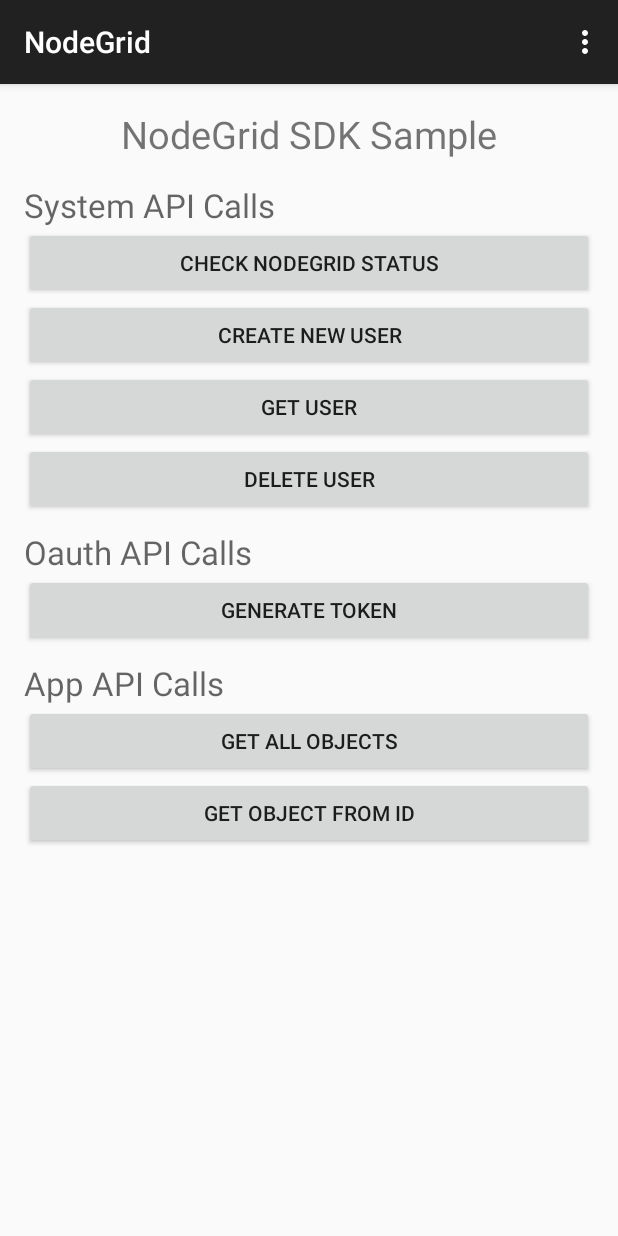
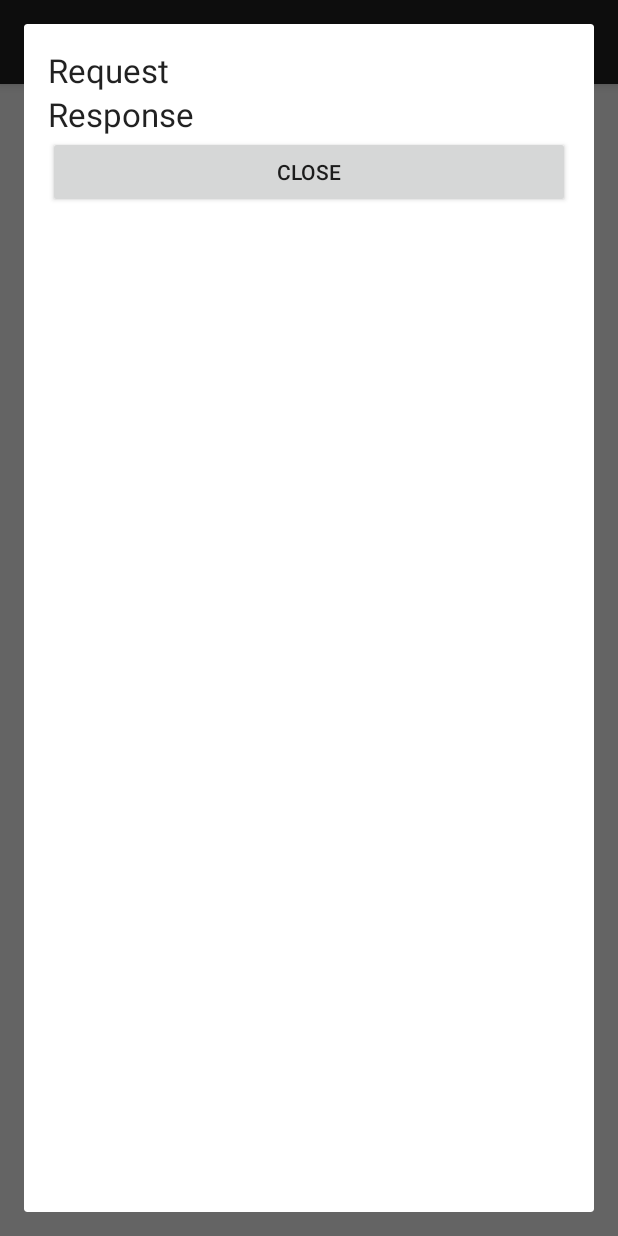
Before and after one commit to NodeGrid/nodegrid-android-sdk, an Android app: the MainActivity screen opened directly, with no data from a screen before it, after a tap on "CHECK NODEGRID STATUS", on a phone screen of 412 x 824 dp. Run offline under Robolectric (Android 15) with nearby library versions, the phone set to English and light mode, and no system bars; 5 statements that could not run were skipped.

Commit message:
Add response popup to single request for testing

```diff
--- a/app/src/main/java/com/nodegrid/android/app/MainActivity.java
+++ b/app/src/main/java/com/nodegrid/android/app/MainActivity.java
@@ -1,5 +1,7 @@
 package com.nodegrid.android.app;
 
+import android.app.Dialog;
+import android.content.Context;
 import android.support.v7.app.ActionBarActivity;
 import android.os.Bundle;
 import android.util.Log;
@@ -36,6 +38,8 @@ public class MainActivity extends ActionBarActivity {
     private Button getAllObjectBtn;
     private Button getObjectFromIdBtn;
 
+    private Context context = this;
+
     private SystemApiCalls systemApiCalls = new SystemApiCalls();
     private OauthApiCalls oauthApiCalls = new OauthApiCalls();
     private AppApiCalls appApiCalls = new AppApiCalls();
@@ -63,10 +67,12 @@ public class MainActivity extends ActionBarActivity {
             @Override
             public void onClick(View v) {
                 NodeGridResponse response =  systemApiCalls.checkSystemStatus();
-                if (response != null)
+                if (response != null) {
                     Log.d("TAG/System Status: ", response.getStatus());
-                else
+                    createViewDialog().show();
+                } else {
                     Log.d("TAG/System Status: ", "NULL");
+                }
             }
         });
 
@@ -82,10 +88,11 @@ public class MainActivity extends ActionBarActivity {
             public void onClick(View v) {
                 //TODO REMOVE - Username is hardcoded for retrieve system user
                 NodeGridResponse response = systemApiCalls.searchUserFromUsername("john");
-                if (response != null)
+                if (response != null) {
                     Log.d("TAG/User: ", response.getStatus());
-                else
+                } else {
                     Log.d("TAG/User: ", "NULL");
+                }
             }
         });
 
@@ -97,8 +104,9 @@ public class MainActivity extends ActionBarActivity {
                 if (response != null) {
                     Log.d("TAG/User delete: ", response.getStatus());
                     Log.d("TAG/User delete: ", String.valueOf(response.getResponseObj()));
-                } else
+                } else {
                     Log.d("TAG/User delete: ", "NULL");
+                }
             }
         });
 
@@ -115,10 +123,11 @@ public class MainActivity extends ActionBarActivity {
                 } catch (JSONException e) {
                     e.printStackTrace();
                 }
-                if (response != null)
+                if (response != null) {
                     Log.d("TAG/Generate token: ", response.getMessage());
-                else
+                } else {
                     Log.d("TAG/Generate token: ", "NULL");
+                }
             }
         });
 
@@ -132,10 +141,11 @@ public class MainActivity extends ActionBarActivity {
 
                 response = appApiCalls.readAllCollectionObjects("cars", headerParams);
 
-                if (response != null)
+                if (response != null) {
                     Log.d("TAG/Objects: ", response.getStatus());
-                else
+                } else {
                     Log.d("TAG/Objects: ", "NULL");
+                }
             }
         });
 
@@ -149,10 +159,11 @@ public class MainActivity extends ActionBarActivity {
 
                 response = appApiCalls.readCollectionObjectFromId("cars", "54dd8c8a592867fe084e5af5", headerParams);
 
-                if (response != null)
+                if (response != null) {
                     Log.d("TAG/Objects: ", response.getStatus());
-                else
+                } else {
                     Log.d("TAG/Objects: ", "NULL");
+                }
             }
         });
     }
@@ -178,4 +189,20 @@ public class MainActivity extends ActionBarActivity {
 
         return super.onOptionsItemSelected(item);
     }
+
+    private Dialog createViewDialog() {
+        final Dialog responseViewDialog = new Dialog(context);
+        responseViewDialog.setContentView(R.layout.view_response);
+        responseViewDialog.setTitle("NodeGrid");
+
+        Button dialogCloseButton = (Button) responseViewDialog.findViewById(R.id.viewCloseButton);
+        dialogCloseButton.setOnClickListener(new View.OnClickListener() {
+            @Override
+            public void onClick(View v) {
+                responseViewDialog.dismiss();
+            }
+        });
+
+        return responseViewDialog;
+    }
 }
--- /dev/null
+++ b/app/src/main/res/layout/view_response.xml
@@ -0,0 +1,70 @@
+<?xml version="1.0" encoding="utf-8"?>
+<RelativeLayout xmlns:android="http://schemas.android.com/apk/res/android"
+    android:layout_width="match_parent"
+    android:layout_height="match_parent"
+    android:orientation="vertical"
+    android:paddingBottom="@dimen/activity_vertical_margin"
+    android:paddingLeft="@dimen/activity_horizontal_margin"
+    android:paddingRight="@dimen/activity_horizontal_margin"
+    android:paddingTop="@dimen/activity_vertical_margin">
+
+    <RelativeLayout
+        android:layout_width="fill_parent"
+        android:layout_height="fill_parent">
+
+        <TextView
+            android:id="@+id/requestTitleTextView"
+            android:layout_width="wrap_content"
+            android:layout_height="wrap_content"
+            android:layout_alignParentLeft="true"
+            android:layout_alignParentStart="true"
+            android:layout_alignParentTop="true"
+            android:text="@string/request_title"
+            android:textAppearance="?android:attr/textAppearanceLarge" />
+
+        <LinearLayout
+            android:orientation="vertical"
+            android:layout_width="match_parent"
+            android:layout_height="wrap_content"
+            android:layout_below="@+id/requestTitleTextView"
+            android:layout_marginLeft="30dp"
+            android:layout_alignParentLeft="true"
+            android:layout_alignParentStart="true"
+            android:id="@+id/requestLinearLayout">
+
+        </LinearLayout>
+
+        <TextView
+            android:layout_width="wrap_content"
+            android:layout_height="wrap_content"
+            android:textAppearance="?android:attr/textAppearanceLarge"
+            android:text="@string/response_title"
+            android:id="@+id/responseTitleTextView"
+            android:layout_below="@+id/requestLinearLayout"
+            android:layout_alignParentLeft="true"
+            android:layout_alignParentStart="true" />
+
+        <LinearLayout
+            android:orientation="vertical"
+            android:layout_width="match_parent"
+            android:layout_height="wrap_content"
+            android:layout_below="@+id/responseTitleTextView"
+            android:layout_alignLeft="@+id/requestLinearLayout"
+            android:layout_alignStart="@+id/requestLinearLayout"
+            android:id="@+id/responseLinearLayout">
+
+        </LinearLayout>
+
+        <Button
+            android:layout_width="wrap_content"
+            android:layout_height="wrap_content"
+            android:text="@string/close_title"
+            android:id="@+id/viewCloseButton"
+            android:layout_below="@+id/responseLinearLayout"
+            android:layout_alignParentRight="true"
+            android:layout_alignParentEnd="true"
+            android:layout_alignParentLeft="true"
+            android:layout_alignParentStart="true" />
+
+    </RelativeLayout>
+</RelativeLayout>
--- a/app/src/main/res/values/strings.xml
+++ b/app/src/main/res/values/strings.xml
@@ -12,4 +12,7 @@
     <string name="get_all_objects_title">Get All Objects</string>
     <string name="get_object_from_id_title">Get Object From ID</string>
     <string name="press_key_to_continue_title">Press here to Continue . . .</string>
+    <string name="request_title">Request</string>
+    <string name="response_title">Response</string>
+    <string name="close_title">Close</string>
 </resources>
--- a/nodegridsdk/src/main/java/com/nodegrid/android/sdk/CommonUtils.java
+++ b/nodegridsdk/src/main/java/com/nodegrid/android/sdk/CommonUtils.java
@@ -6,7 +6,7 @@ package com.nodegrid.android.sdk;
  * @author Kavimal Wijewardana <kavi707@gmail.com>
  */
 public class CommonUtils {
-    public static final String NODEGRID_SERVER_URL = "http://192.168.1.6:3000";
+    public static final String NODEGRID_SERVER_URL = "http://192.168.2.4:3000";
     public static final String HTTP_GET = "GET";
     public static final String HTTP_POST = "POST";
     public static final String HTTP_PUT = "PUT";
```
